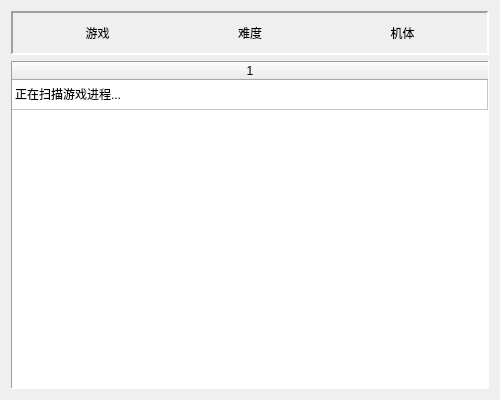
The window that THScore/mainwindow.ui (denebwang/touhouScore) describes before a commit, drawn with Qt 5.
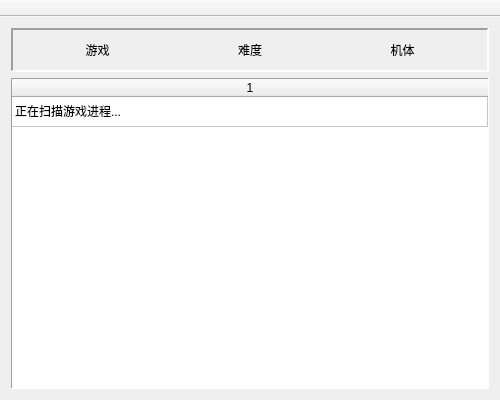
The same window after the commit. Icons and pictures are not drawn.

Patch:
```diff
--- a/THScore/mainwindow.ui
+++ b/THScore/mainwindow.ui
@@ -195,6 +195,23 @@
     </rect>
    </property>
   </widget>
+  <widget class="QToolBar" name="toolBar">
+   <property name="windowTitle">
+    <string>toolBar</string>
+   </property>
+   <property name="movable">
+    <bool>false</bool>
+   </property>
+   <property name="allowedAreas">
+    <set>Qt::TopToolBarArea</set>
+   </property>
+   <attribute name="toolBarArea">
+    <enum>TopToolBarArea</enum>
+   </attribute>
+   <attribute name="toolBarBreak">
+    <bool>false</bool>
+   </attribute>
+  </widget>
  </widget>
  <layoutdefault spacing="6" margin="11"/>
  <resources>
```
